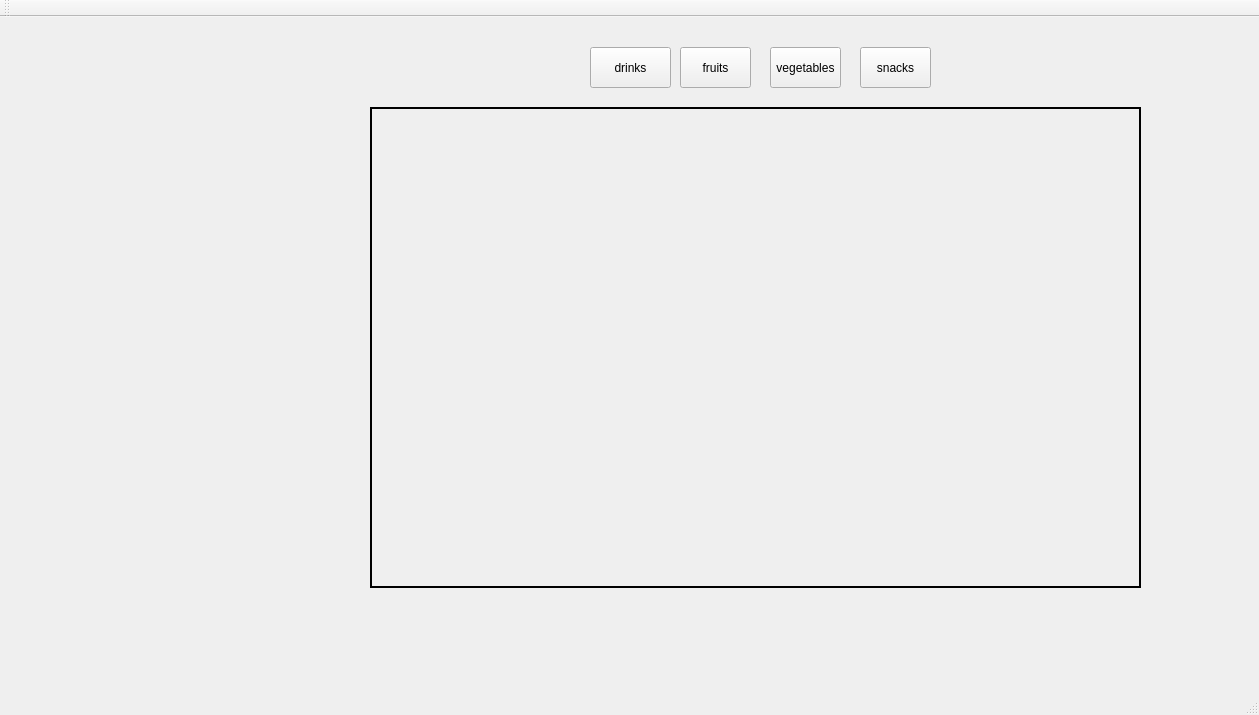
Old version of the form cashRegisterSystem2/cashRegisterSystem.ui in the repository Ismaeel-Muhammad/Cash-Register-System.
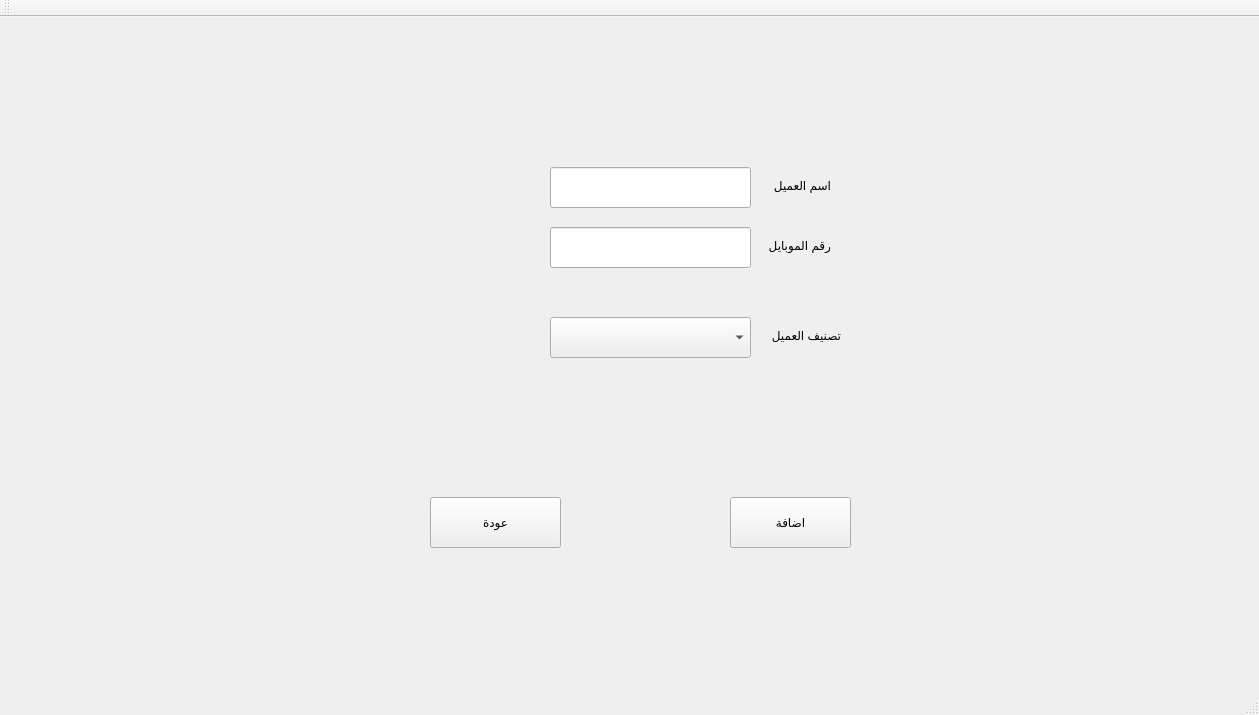
New version of the form. The open tabs and pages were chosen to show the change.

Commit message: merged creating_account

Diff of the .ui file:
```diff
--- a/cashRegisterSystem2/cashRegisterSystem.ui
+++ b/cashRegisterSystem2/cashRegisterSystem.ui
@@ -298,6 +298,125 @@
       </property>
       <property name="text">
        <string>drinks</string>
+      </property>
+     </widget>
+     <widget class="QPushButton" name="AddNewCustomer">
+      <property name="geometry">
+       <rect>
+        <x>20</x>
+        <y>30</y>
+        <width>161</width>
+        <height>41</height>
+       </rect>
+      </property>
+      <property name="text">
+       <string>اضافة عميل</string>
+      </property>
+     </widget>
+    </widget>
+    <widget class="QWidget" name="creating_customer_account">
+     <widget class="QPushButton" name="add_new">
+      <property name="geometry">
+       <rect>
+        <x>700</x>
+        <y>470</y>
+        <width>121</width>
+        <height>51</height>
+       </rect>
+      </property>
+      <property name="text">
+       <string>اضافة</string>
+      </property>
+     </widget>
+     <widget class="QPushButton" name="go_back">
+      <property name="geometry">
+       <rect>
+        <x>400</x>
+        <y>470</y>
+        <width>131</width>
+        <height>51</height>
+       </rect>
+      </property>
+      <property name="text">
+       <string>عودة</string>
+      </property>
+     </widget>
+     <widget class="QLineEdit" name="new_customer_name">
+      <property name="geometry">
+       <rect>
+        <x>520</x>
+        <y>140</y>
+        <width>201</width>
+        <height>41</height>
+       </rect>
+      </property>
+     </widget>
+     <widget class="QLineEdit" name="new_customer_phone">
+      <property name="geometry">
+       <rect>
+        <x>520</x>
+        <y>200</y>
+        <width>201</width>
+        <height>41</height>
+       </rect>
+      </property>
+     </widget>
+     <widget class="QLabel" name="nameLable">
+      <property name="geometry">
+       <rect>
+        <x>730</x>
+        <y>150</y>
+        <width>71</width>
+        <height>16</height>
+       </rect>
+      </property>
+      <property name="text">
+       <string>اسم العميل</string>
+      </property>
+     </widget>
+     <widget class="QLabel" name="phoneLable">
+      <property name="geometry">
+       <rect>
+        <x>730</x>
+        <y>210</y>
+        <width>71</width>
+        <height>16</height>
+       </rect>
+      </property>
+      <property name="text">
+       <string>رقم الموبايل</string>
+      </property>
+     </widget>
+     <widget class="QLabel" name="classLable">
+      <property name="geometry">
+       <rect>
+        <x>730</x>
+        <y>300</y>
+        <width>81</width>
+        <height>16</height>
+       </rect>
+      </property>
+      <property name="text">
+       <string>تصنيف العميل</string>
+      </property>
+     </widget>
+     <widget class="QComboBox" name="class_box">
+      <property name="geometry">
+       <rect>
+        <x>520</x>
+        <y>290</y>
+        <width>201</width>
+        <height>41</height>
+       </rect>
+      </property>
+      <property name="editable">
+       <bool>false</bool>
+      </property>
+      <property name="currentText">
+       <string/>
+      </property>
+      <property name="currentIndex">
+       <number>-1</number>
       </property>
      </widget>
     </widget>
```
Left out of the diff: 2 changed lines with no effect on the pictures. The commit also changes 38 other files.
